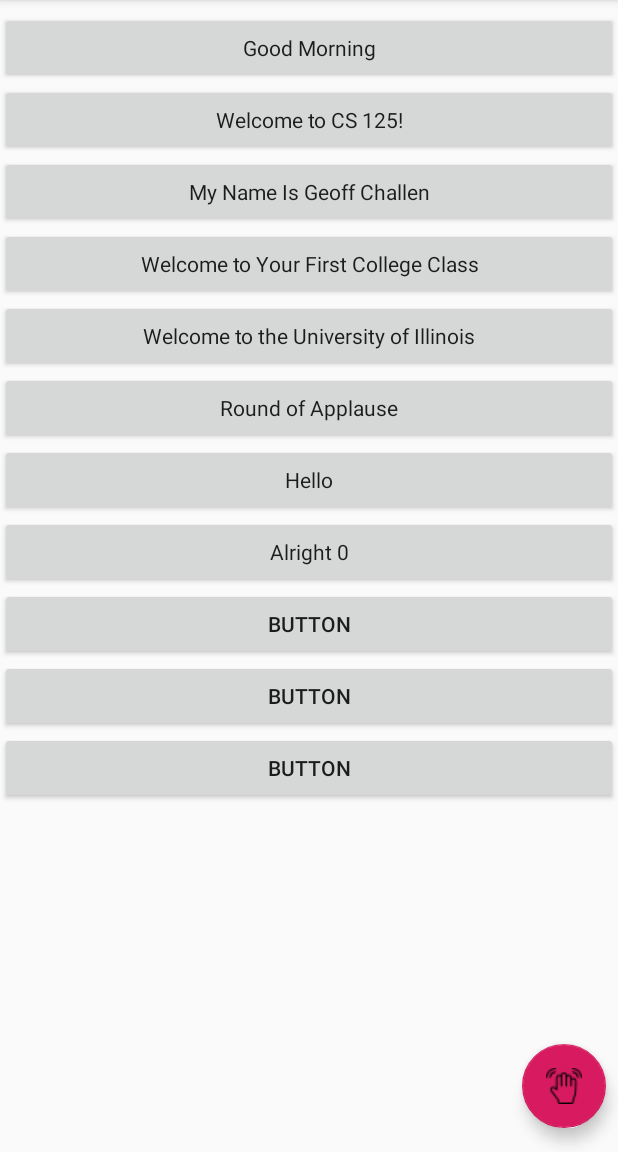
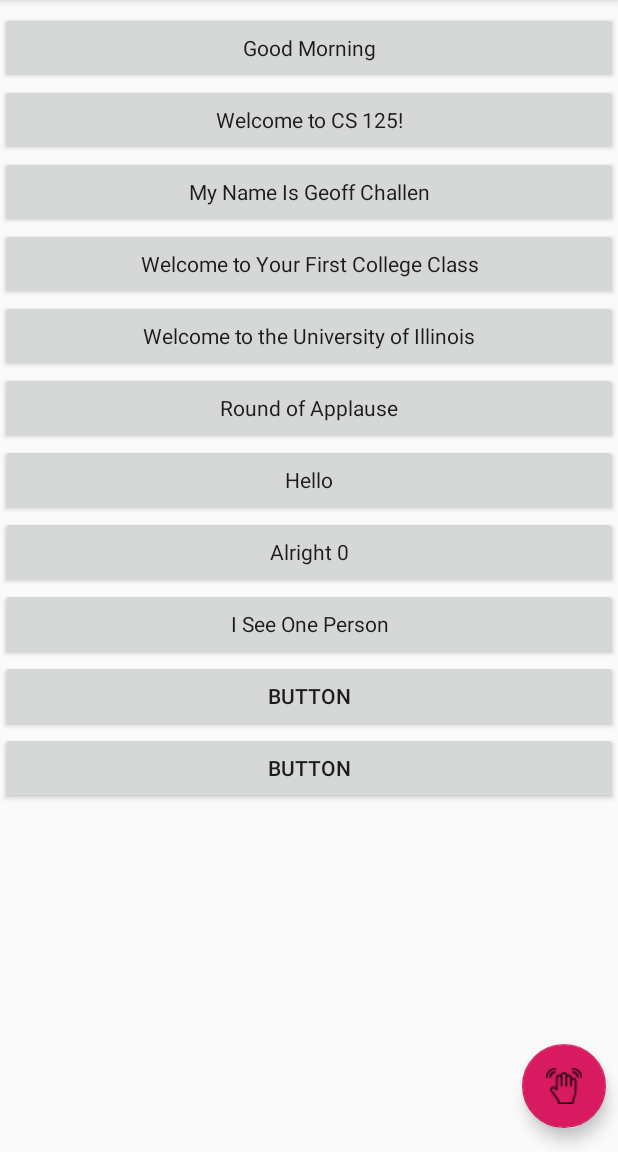
Before and after one commit to ntsmith24/GeoffSoundboard, an Android app: the screen it shows after launch (MainActivity), on a phone screen of 412 x 824 dp, the part 84-1236 px from its top. Run offline under Robolectric (Android 15) with nearby library versions, the phone set to English and light mode, and no system bars.

Commit message:
More sounds

```diff
--- a/app/src/main/java/com/idc/moderatelyadequateprograms/geoffsoundboard/MainActivity.java
+++ b/app/src/main/java/com/idc/moderatelyadequateprograms/geoffsoundboard/MainActivity.java
@@ -7,17 +7,17 @@ import android.support.design.widget.FloatingActionButton;
 import android.support.v7.app.AppCompatActivity;
 import android.view.View;
 import android.widget.Button;
-import android.widget.TextView;
+//import android.widget.TextView;
 
 public class MainActivity extends AppCompatActivity {
-    private TextView mTextMessage;
+    //private TextView mTextMessage;
 
     @Override
     protected void onCreate(Bundle savedInstanceState) {
         super.onCreate(savedInstanceState);
         setContentView(R.layout.activity_main);
-        mTextMessage = findViewById(R.id.message);
-        FloatingActionButton fab = (FloatingActionButton) findViewById(R.id.wave);
+        //mTextMessage = findViewById(R.id.message);
+        FloatingActionButton fab =  findViewById(R.id.wave);
         /*
         Sound events
          */
@@ -28,14 +28,16 @@ public class MainActivity extends AppCompatActivity {
         final MediaPlayer welcomeToCollegeSound = MediaPlayer.create(this, R.raw.welcome_to_college);
         final MediaPlayer welcomeToUIUCSound = MediaPlayer.create(this, R.raw.welcome_to_uiuc);
         final MediaPlayer alright1Sound = MediaPlayer.create(this, R.raw.alright);
+        final MediaPlayer iSeeOnePersonSound = MediaPlayer.create(this, R.raw.i_see_one_person);
 
-        final Button goodMorning = (Button) this.findViewById(R.id.goodMorning);
-        final Button welcomeToCs125 = (Button) this.findViewById(R.id.welcomeToCs125);
-        final Button myNameIsGeoffChallen = (Button) this.findViewById(R.id.myNameIsGeoffChallen);
-        final Button roundOfApplause = (Button) this.findViewById(R.id.roundOfApplause);
-        final Button welcomeToCollege = (Button) this.findViewById(R.id.welcomeToCollege);
-        final Button welcomeToUIUC = (Button) this.findViewById(R.id.welcomeToUIUC);
-        final Button alright = (Button) this.findViewById(R.id.alright);
+        final Button goodMorning = this.findViewById(R.id.goodMorning);
+        final Button welcomeToCs125 = this.findViewById(R.id.welcomeToCs125);
+        final Button myNameIsGeoffChallen = this.findViewById(R.id.myNameIsGeoffChallen);
+        final Button roundOfApplause = this.findViewById(R.id.roundOfApplause);
+        final Button welcomeToCollege = this.findViewById(R.id.welcomeToCollege);
+        final Button welcomeToUIUC = this.findViewById(R.id.welcomeToUIUC);
+        final Button alright = this.findViewById(R.id.alright);
+        final Button iSeeOnePerson = this.findViewById(R.id.iSeeOnePerson);
 
         goodMorning.setOnClickListener(new View.OnClickListener() {
             @Override
@@ -79,6 +81,16 @@ public class MainActivity extends AppCompatActivity {
                 alright1Sound.start();
             }
         });
+        iSeeOnePerson.setOnClickListener(new View.OnClickListener() {
+            @Override
+            public void onClick(View v) {
+                iSeeOnePersonSound.start();
+            }
+        });
+
+
+
+
         fab.setOnClickListener(new View.OnClickListener() {
             @Override
             public void onClick(View v) {
--- a/app/src/main/res/layout/activity_main.xml
+++ b/app/src/main/res/layout/activity_main.xml
@@ -93,10 +93,11 @@
                 android:textAppearance="@style/TextAppearance.AppCompat" />
 
             <Button
-                android:id="@+id/button9"
+                android:id="@+id/iSeeOnePerson"
                 android:layout_width="match_parent"
                 android:layout_height="wrap_content"
-                android:text="Button" />
+                android:text="I See One Person"
+                android:textAppearance="@style/TextAppearance.AppCompat" />
 
             <Button
                 android:id="@+id/button10"
```
Also changed, not shown: 15 other files.
